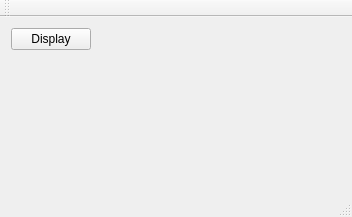
Above: Verkefni_vika3/mainwindow.ui from evas14/Hopur_48 before the change. Below: the same form after it.
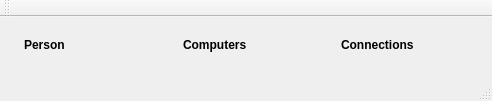
That is the form after the change.

```diff
--- a/Verkefni_vika3/mainwindow.ui
+++ b/Verkefni_vika3/mainwindow.ui
@@ -6,19 +6,54 @@
    <rect>
     <x>0</x>
     <y>0</y>
-    <width>352</width>
-    <height>217</height>
+    <width>492</width>
+    <height>101</height>
    </rect>
   </property>
   <property name="windowTitle">
    <string>MainWindow</string>
   </property>
   <widget class="QWidget" name="centralWidget">
-   <layout class="QFormLayout" name="formLayout">
+   <layout class="QGridLayout" name="gridLayout">
     <item row="0" column="0">
-     <widget class="QPushButton" name="pushButtonDisplayForm">
+     <widget class="QCommandLinkButton" name="commandLinkButtonPerson">
       <property name="text">
-       <string>Display</string>
+       <string>Person</string>
+      </property>
+      <property name="iconSize">
+       <size>
+        <width>0</width>
+        <height>0</height>
+       </size>
+      </property>
+     </widget>
+    </item>
+    <item row="0" column="1">
+     <widget class="QCommandLinkButton" name="commandLinkButtonComputer">
+      <property name="text">
+       <string>Computers</string>
+      </property>
+      <property name="iconSize">
+       <size>
+        <width>0</width>
+        <height>0</height>
+       </size>
+      </property>
+      <property name="description">
+       <string/>
+      </property>
+     </widget>
+    </item>
+    <item row="0" column="2">
+     <widget class="QCommandLinkButton" name="commandLinkButton">
+      <property name="text">
+       <string>Connections</string>
+      </property>
+      <property name="iconSize">
+       <size>
+        <width>0</width>
+        <height>0</height>
+       </size>
       </property>
      </widget>
     </item>
```
Left out of the diff: 10 changed lines with no effect on the pictures.
